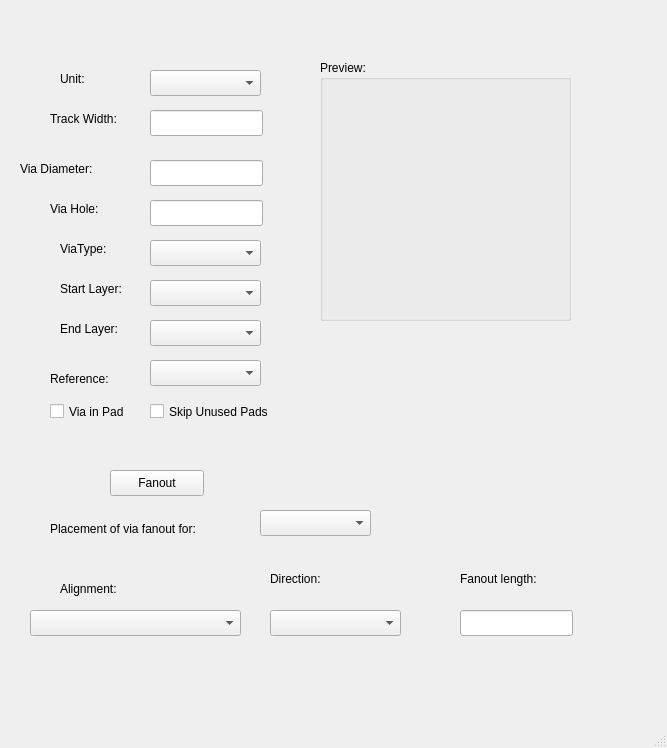
thanhduongvs/kicad-fanout-tool, file gui.ui: the form before one commit.
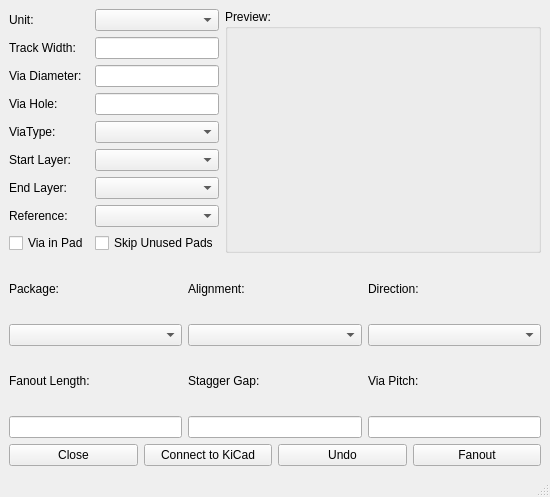
The form after the commit.

Diff of the .ui file:
```diff
--- a/gui.ui
+++ b/gui.ui
@@ -6,342 +6,234 @@
    <rect>
     <x>0</x>
     <y>0</y>
-    <width>667</width>
-    <height>748</height>
+    <width>550</width>
+    <height>497</height>
    </rect>
   </property>
   <property name="windowTitle">
    <string>MainWindow</string>
   </property>
   <widget class="QWidget" name="centralwidget">
-   <widget class="QComboBox" name="comboReference">
-    <property name="geometry">
-     <rect>
-      <x>150</x>
-      <y>360</y>
-      <width>111</width>
-      <height>26</height>
-     </rect>
-    </property>
-   </widget>
-   <widget class="QLabel" name="labelReference">
-    <property name="geometry">
-     <rect>
-      <x>50</x>
-      <y>370</y>
-      <width>81</width>
-      <height>18</height>
-     </rect>
-    </property>
-    <property name="text">
-     <string>Reference:</string>
-    </property>
-   </widget>
-   <widget class="QLineEdit" name="textTrackWidth">
-    <property name="geometry">
-     <rect>
-      <x>150</x>
-      <y>110</y>
-      <width>113</width>
-      <height>26</height>
-     </rect>
-    </property>
-   </widget>
-   <widget class="QLabel" name="labelTrackWidth">
-    <property name="geometry">
-     <rect>
-      <x>50</x>
-      <y>110</y>
-      <width>91</width>
-      <height>18</height>
-     </rect>
-    </property>
-    <property name="text">
-     <string>Track Width:</string>
-    </property>
-   </widget>
-   <widget class="QLabel" name="labelViaDiameter">
-    <property name="geometry">
-     <rect>
-      <x>20</x>
-      <y>160</y>
-      <width>111</width>
-      <height>18</height>
-     </rect>
-    </property>
-    <property name="text">
-     <string>Via Diameter:</string>
-    </property>
-   </widget>
-   <widget class="QLineEdit" name="textViaDiameter">
-    <property name="geometry">
-     <rect>
-      <x>150</x>
-      <y>160</y>
-      <width>113</width>
-      <height>26</height>
-     </rect>
-    </property>
-   </widget>
-   <widget class="QLineEdit" name="textViaHole">
-    <property name="geometry">
-     <rect>
-      <x>150</x>
-      <y>200</y>
-      <width>113</width>
-      <height>26</height>
-     </rect>
-    </property>
-   </widget>
-   <widget class="QLabel" name="labelViaHole">
-    <property name="geometry">
-     <rect>
-      <x>50</x>
-      <y>200</y>
-      <width>81</width>
-      <height>18</height>
-     </rect>
-    </property>
-    <property name="text">
-     <string>Via Hole:</string>
-    </property>
-   </widget>
-   <widget class="QLabel" name="labelViaType">
-    <property name="geometry">
-     <rect>
-      <x>60</x>
-      <y>240</y>
-      <width>81</width>
-      <height>18</height>
-     </rect>
-    </property>
-    <property name="text">
-     <string>ViaType:</string>
-    </property>
-   </widget>
-   <widget class="QComboBox" name="comboViaType">
-    <property name="geometry">
-     <rect>
-      <x>150</x>
-      <y>240</y>
-      <width>111</width>
-      <height>26</height>
-     </rect>
-    </property>
-   </widget>
-   <widget class="QCheckBox" name="checkSkipPad">
-    <property name="geometry">
-     <rect>
-      <x>150</x>
-      <y>400</y>
-      <width>141</width>
-      <height>23</height>
-     </rect>
-    </property>
-    <property name="text">
-     <string>Skip Unused Pads</string>
-    </property>
-   </widget>
-   <widget class="QCheckBox" name="checkViaInPad">
-    <property name="geometry">
-     <rect>
-      <x>50</x>
-      <y>400</y>
-      <width>91</width>
-      <height>23</height>
-     </rect>
-    </property>
-    <property name="text">
-     <string>Via in Pad</string>
-    </property>
-   </widget>
-   <widget class="QComboBox" name="comboStartLayer">
-    <property name="geometry">
-     <rect>
-      <x>150</x>
-      <y>280</y>
-      <width>111</width>
-      <height>26</height>
-     </rect>
-    </property>
-   </widget>
-   <widget class="QLabel" name="labelStartlayer">
-    <property name="geometry">
-     <rect>
-      <x>60</x>
-      <y>280</y>
-      <width>81</width>
-      <height>18</height>
-     </rect>
-    </property>
-    <property name="text">
-     <string>Start Layer:</string>
-    </property>
-   </widget>
-   <widget class="QLabel" name="labelEndlayer">
-    <property name="geometry">
-     <rect>
-      <x>60</x>
-      <y>320</y>
-      <width>81</width>
-      <height>18</height>
-     </rect>
-    </property>
-    <property name="text">
-     <string>End Layer:</string>
-    </property>
-   </widget>
-   <widget class="QComboBox" name="comboEndLayer">
-    <property name="geometry">
-     <rect>
-      <x>150</x>
-      <y>320</y>
-      <width>111</width>
-      <height>26</height>
-     </rect>
-    </property>
-   </widget>
-   <widget class="QLabel" name="labelUnit">
-    <property name="geometry">
-     <rect>
-      <x>60</x>
-      <y>70</y>
-      <width>81</width>
-      <height>18</height>
-     </rect>
-    </property>
-    <property name="text">
-     <string>Unit:</string>
-    </property>
-   </widget>
-   <widget class="QComboBox" name="comboUnit">
-    <property name="geometry">
-     <rect>
-      <x>150</x>
-      <y>70</y>
-      <width>111</width>
-      <height>26</height>
-     </rect>
-    </property>
-   </widget>
-   <widget class="QPushButton" name="buttonFanout">
-    <property name="geometry">
-     <rect>
-      <x>110</x>
-      <y>470</y>
-      <width>94</width>
-      <height>26</height>
-     </rect>
-    </property>
-    <property name="text">
-     <string>Fanout</string>
-    </property>
-   </widget>
-   <widget class="QGroupBox" name="groupImagePreview">
-    <property name="geometry">
-     <rect>
-      <x>320</x>
-      <y>60</y>
-      <width>251</width>
-      <height>261</height>
-     </rect>
-    </property>
-    <property name="title">
-     <string>Preview:</string>
-    </property>
-   </widget>
-   <widget class="QComboBox" name="comboPackage">
-    <property name="geometry">
-     <rect>
-      <x>260</x>
-      <y>510</y>
-      <width>111</width>
-      <height>26</height>
-     </rect>
-    </property>
-   </widget>
-   <widget class="QLabel" name="labelPackage">
-    <property name="geometry">
-     <rect>
-      <x>50</x>
-      <y>520</y>
-      <width>201</width>
-      <height>18</height>
-     </rect>
-    </property>
-    <property name="text">
-     <string>Placement of via fanout for:</string>
-    </property>
-   </widget>
-   <widget class="QLabel" name="labelAlignment">
-    <property name="geometry">
-     <rect>
-      <x>60</x>
-      <y>580</y>
-      <width>81</width>
-      <height>18</height>
-     </rect>
-    </property>
-    <property name="text">
-     <string>Alignment:</string>
-    </property>
-   </widget>
-   <widget class="QComboBox" name="comboAlignment">
-    <property name="geometry">
-     <rect>
-      <x>30</x>
-      <y>610</y>
-      <width>211</width>
-      <height>26</height>
-     </rect>
-    </property>
-   </widget>
-   <widget class="QLabel" name="labelDirection">
-    <property name="geometry">
-     <rect>
-      <x>270</x>
-      <y>570</y>
-      <width>81</width>
-      <height>18</height>
-     </rect>
-    </property>
-    <property name="text">
-     <string>Direction:</string>
-    </property>
-   </widget>
-   <widget class="QComboBox" name="comboDirection">
-    <property name="geometry">
-     <rect>
-      <x>270</x>
-      <y>610</y>
-      <width>131</width>
-      <height>26</height>
-     </rect>
-    </property>
-   </widget>
-   <widget class="QLabel" name="labelSpacing">
-    <property name="geometry">
-     <rect>
-      <x>460</x>
-      <y>570</y>
-      <width>111</width>
-      <height>18</height>
-     </rect>
-    </property>
-    <property name="text">
-     <string>Fanout length:</string>
-    </property>
-   </widget>
-   <widget class="QLineEdit" name="textLength">
-    <property name="geometry">
-     <rect>
-      <x>460</x>
-      <y>610</y>
-      <width>113</width>
-      <height>26</height>
-     </rect>
-    </property>
-   </widget>
+   <layout class="QGridLayout" name="gridLayout_3">
+    <item row="0" column="0">
+     <layout class="QVBoxLayout" name="verticalLayout">
+      <property name="sizeConstraint">
+       <enum>QLayout::SizeConstraint::SetMinimumSize</enum>
+      </property>
+      <item>
+       <layout class="QHBoxLayout" name="horizontalLayout" stretch="0,1">
+        <item>
+         <layout class="QGridLayout" name="gridLayout">
+          <item row="8" column="0">
+           <widget class="QLabel" name="labelReference">
+            <property name="text">
+             <string>Reference:</string>
+            </property>
+           </widget>
+          </item>
+          <item row="5" column="1">
+           <widget class="QComboBox" name="comboViaType"/>
+          </item>
+          <item row="9" column="0">
+           <widget class="QCheckBox" name="checkViaInPad">
+            <property name="text">
+             <string>Via in Pad</string>
+            </property>
+           </widget>
+          </item>
+          <item row="9" column="1">
+           <widget class="QCheckBox" name="checkSkipPad">
+            <property name="text">
+             <string>Skip Unused Pads</string>
+            </property>
+           </widget>
+          </item>
+          <item row="5" column="0">
+           <widget class="QLabel" name="labelViaType">
+            <property name="text">
+             <string>ViaType:</string>
+            </property>
+           </widget>
+          </item>
+          <item row="7" column="1">
+           <widget class="QComboBox" name="comboEndLayer"/>
+          </item>
+          <item row="3" column="1">
+           <widget class="QLineEdit" name="textViaDiameter"/>
+          </item>
+          <item row="6" column="0">
+           <widget class="QLabel" name="labelStartlayer">
+            <property name="text">
+             <string>Start Layer:</string>
+            </property>
+           </widget>
+          </item>
+          <item row="4" column="0">
+           <widget class="QLabel" name="labelViaHole">
+            <property name="text">
+             <string>Via Hole:</string>
+            </property>
+           </widget>
+          </item>
+          <item row="2" column="0">
+           <widget class="QLabel" name="labelTrackWidth">
+            <property name="text">
+             <string>Track Width:</string>
+            </property>
+           </widget>
+          </item>
+          <item row="1" column="1">
+           <widget class="QComboBox" name="comboUnit"/>
+          </item>
+          <item row="3" column="0">
+           <widget class="QLabel" name="labelViaDiameter">
+            <property name="text">
+             <string>Via Diameter:</string>
+            </property>
+           </widget>
+          </item>
+          <item row="4" column="1">
+           <widget class="QLineEdit" name="textViaHole"/>
+          </item>
+          <item row="7" column="0">
+           <widget class="QLabel" name="labelEndlayer">
+            <property name="text">
+             <string>End Layer:</string>
+            </property>
+           </widget>
+          </item>
+          <item row="2" column="1">
+           <widget class="QLineEdit" name="textTrackWidth"/>
+          </item>
+          <item row="8" column="1">
+           <widget class="QComboBox" name="comboReference"/>
+          </item>
+          <item row="6" column="1">
+           <widget class="QComboBox" name="comboStartLayer"/>
+          </item>
+          <item row="1" column="0">
+           <widget class="QLabel" name="labelUnit">
+            <property name="text">
+             <string>Unit:</string>
+            </property>
+           </widget>
+          </item>
+         </layout>
+        </item>
+        <item>
+         <widget class="QGroupBox" name="groupImagePreview">
+          <property name="minimumSize">
+           <size>
+            <width>0</width>
+            <height>0</height>
+           </size>
+          </property>
+          <property name="title">
+           <string>Preview:</string>
+          </property>
+         </widget>
+        </item>
+       </layout>
+      </item>
+      <item>
+       <layout class="QGridLayout" name="gridLayout_2">
+        <item row="0" column="0">
+         <widget class="QLabel" name="labelPackage">
+          <property name="text">
+           <string>Package:</string>
+          </property>
+         </widget>
+        </item>
+        <item row="0" column="2">
+         <widget class="QLabel" name="labelDirection">
+          <property name="text">
+           <string>Direction:</string>
+          </property>
+         </widget>
+        </item>
+        <item row="1" column="1">
+         <widget class="QComboBox" name="comboAlignment"/>
+        </item>
+        <item row="2" column="1">
+         <widget class="QLabel" name="labelStaggerGap">
+          <property name="text">
+           <string>Stagger Gap:</string>
+          </property>
+         </widget>
+        </item>
+        <item row="0" column="1">
+         <widget class="QLabel" name="labelAlignment">
+          <property name="text">
+           <string>Alignment:</string>
+          </property>
+         </widget>
+        </item>
+        <item row="1" column="0">
+         <widget class="QComboBox" name="comboPackage"/>
+        </item>
+        <item row="2" column="0">
+         <widget class="QLabel" name="labelFanoutLength">
+          <property name="text">
+           <string>Fanout Length:</string>
+          </property>
+         </widget>
+        </item>
+        <item row="2" column="2">
+         <widget class="QLabel" name="labelViaPitch">
+          <property name="text">
+           <string>Via Pitch:</string>
+          </property>
+         </widget>
+        </item>
+        <item row="3" column="2">
+         <widget class="QLineEdit" name="textViaPitch"/>
+        </item>
+        <item row="3" column="1">
+         <widget class="QLineEdit" name="textStaggerGap"/>
+        </item>
+        <item row="3" column="0">
+         <widget class="QLineEdit" name="textFanoutLength"/>
+        </item>
+        <item row="1" column="2">
+         <widget class="QComboBox" name="comboDirection"/>
+        </item>
+       </layout>
+      </item>
+      <item>
+       <layout class="QHBoxLayout" name="horizontalLayout_2">
+        <item>
+         <widget class="QPushButton" name="buttonClose">
+          <property name="text">
+           <string>Close</string>
+          </property>
+         </widget>
+        </item>
+        <item>
+         <widget class="QPushButton" name="buttonConnect">
+          <property name="text">
+           <string>Connect to KiCad</string>
+          </property>
+         </widget>
+        </item>
+        <item>
+         <widget class="QPushButton" name="buttonUndo">
+          <property name="text">
+           <string>Undo</string>
+          </property>
+         </widget>
+        </item>
+        <item>
+         <widget class="QPushButton" name="buttonFanout">
+          <property name="text">
+           <string>Fanout</string>
+          </property>
+         </widget>
+        </item>
+       </layout>
+      </item>
+     </layout>
+    </item>
+   </layout>
   </widget>
   <widget class="QMenuBar" name="menubar">
    <property name="geometry">
```
Left out of the diff: 2 changed lines with no effect on the pictures.
